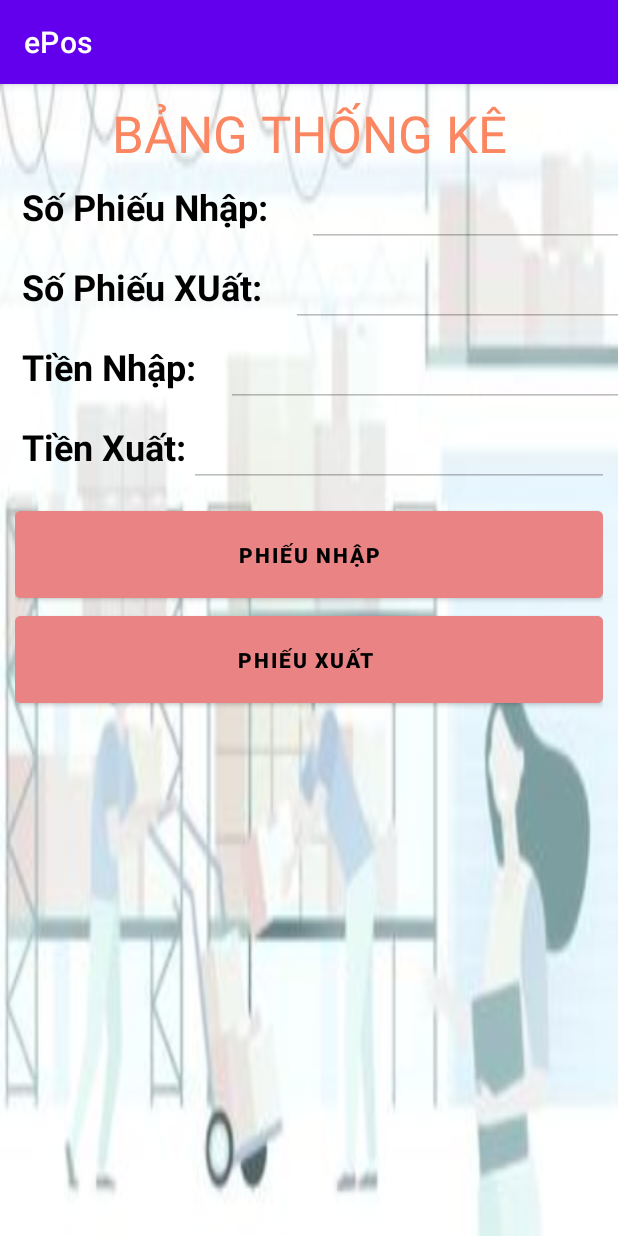
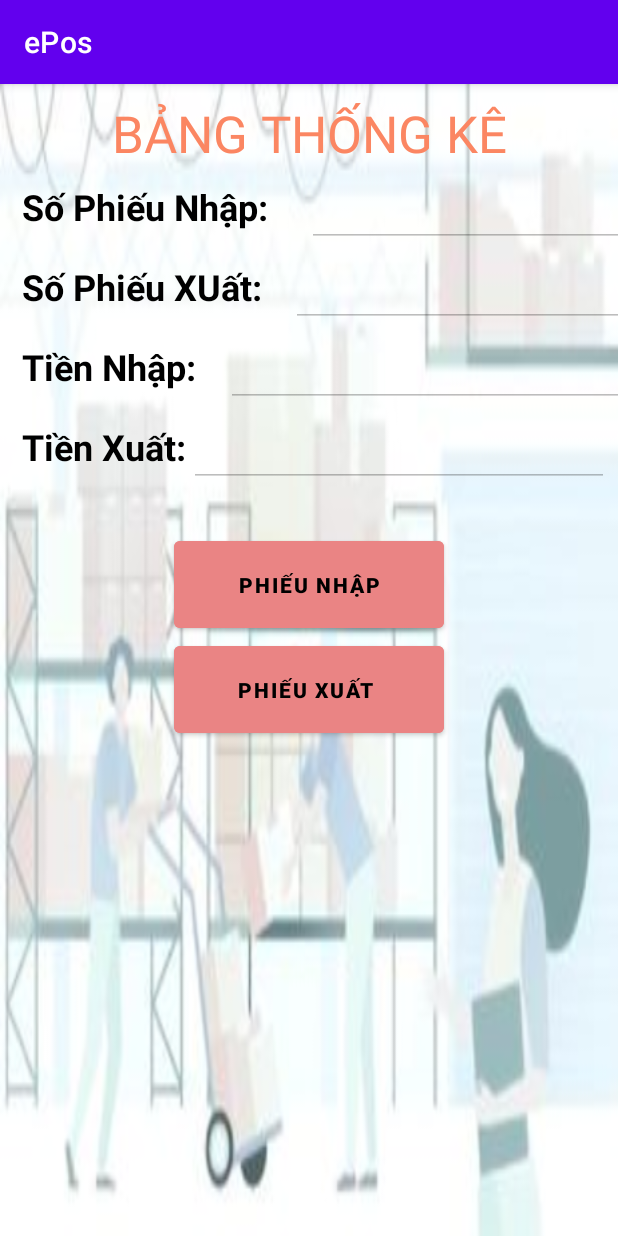
Before and after one commit to thanhan671/ePos, an Android app: the Statistic screen opened directly, with no data from a screen before it, on a phone screen of 412 x 824 dp. Run offline under Robolectric (Android 15) with nearby library versions, the phone set to English and light mode, and no system bars; our stand-ins replace Firebase (no records; nobody signed in at launch, a user with empty details on screens opened directly).

Commit message:
update 8/12

```diff
--- a/app/src/main/res/layout/activity_statistic.xml
+++ b/app/src/main/res/layout/activity_statistic.xml
@@ -5,12 +5,13 @@
     android:layout_width="match_parent"
     android:layout_height="match_parent"
     tools:context=".Statistic">
+
     <LinearLayout
         android:layout_width="match_parent"
         android:layout_height="match_parent"
         android:background="@drawable/backgroundedit"
+        android:gravity="center_horizontal"
         android:orientation="vertical"
-        android:gravity="center_horizontal"
         tools:layout_editor_absoluteX="-147dp"
         tools:layout_editor_absoluteY="-365dp">
 
@@ -27,8 +28,8 @@
         <LinearLayout
             android:layout_width="match_parent"
             android:layout_height="wrap_content"
-            android:orientation="horizontal"
-            android:layout_marginLeft="10dp">
+            android:layout_marginLeft="10dp"
+            android:orientation="horizontal">
 
             <TextView
                 android:id="@+id/tv_SoPhieuNhap"
@@ -48,15 +49,15 @@
                 android:enabled="false"
                 android:inputType="textPersonName"
                 android:textColor="#FB8662"
-                android:textSize="24sp"
-                />
+                android:textSize="24sp" />
         </LinearLayout>
 
         <LinearLayout
             android:layout_width="match_parent"
             android:layout_height="wrap_content"
-            android:orientation="horizontal"
-            android:layout_marginLeft="10dp">
+            android:layout_marginLeft="10dp"
+            android:orientation="horizontal">
+
             <TextView
                 android:id="@+id/tv_SoPhieuXuat"
                 android:layout_width="wrap_content"
@@ -65,6 +66,7 @@
                 android:textColor="@color/black"
                 android:textSize="24dp"
                 android:textStyle="bold" />
+
             <EditText
                 android:id="@+id/edt_PhieuXuat"
                 android:layout_width="wrap_content"
@@ -80,8 +82,8 @@
         <LinearLayout
             android:layout_width="match_parent"
             android:layout_height="wrap_content"
-            android:orientation="horizontal"
-            android:layout_marginLeft="10dp">
+            android:layout_marginLeft="10dp"
+            android:orientation="horizontal">
 
             <TextView
                 android:id="@+id/tv_SoLuong"
@@ -91,23 +93,25 @@
                 android:textColor="@color/black"
                 android:textSize="24dp"
                 android:textStyle="bold" />
+
             <EditText
                 android:id="@+id/edt_TienNhap"
                 android:layout_width="wrap_content"
                 android:layout_height="wrap_content"
                 android:layout_marginLeft="20dp"
+                android:ems="10"
                 android:enabled="false"
-                android:ems="10"
+                android:inputType="number"
                 android:textColor="#FB8662"
-                android:inputType="number"
                 android:textSize="24sp" />
         </LinearLayout>
 
         <LinearLayout
             android:layout_width="match_parent"
             android:layout_height="wrap_content"
-            android:orientation="horizontal"
-            android:layout_marginLeft="10dp">
+            android:layout_marginLeft="10dp"
+            android:orientation="horizontal">
+
             <TextView
                 android:id="@+id/tv_TienXuat"
                 android:layout_width="wrap_content"
@@ -116,6 +120,7 @@
                 android:textColor="@color/black"
                 android:textSize="24dp"
                 android:textStyle="bold" />
+
             <EditText
                 android:id="@+id/edt_TienXuat"
                 android:layout_width="wrap_content"
@@ -127,29 +132,33 @@
                 android:textColor="#FB8662"
                 android:textSize="24sp" />
         </LinearLayout>
+
         <LinearLayout
             android:layout_width="match_parent"
             android:layout_height="match_parent"
             android:layout_weight="1"
-                android:padding="10dp"
-                android:orientation="vertical">
+            android:gravity="center_horizontal"
+            android:orientation="vertical"
+            android:padding="10dp">
 
             <Button
                 android:id="@+id/btn_phieunhap"
-                    android:layout_width="match_parent"
+                android:layout_width="180dp"
                 android:layout_height="70dp"
+                android:backgroundTint="#EA8484"
+                android:layout_marginTop="20dp"
                 android:text="Phiếu Nhập"
-                    android:backgroundTint="#EA8484"
                 android:textColor="@color/black"
-                    android:textStyle="bold"/>
+                android:textStyle="bold" />
+
             <Button
                 android:id="@+id/btn_phieuxuat"
-    android:layout_width="match_parent"
+                android:layout_width="180dp"
                 android:layout_height="70dp"
+                android:backgroundTint="#EA8484"
                 android:text="Phiếu Xuất "
-    android:backgroundTint="#EA8484"
                 android:textColor="@color/black"
-    android:textStyle="bold"/>
+                android:textStyle="bold" />
         </LinearLayout>
     </LinearLayout>
 
```
Lines whose indentation alone changed are shown as unchanged.
